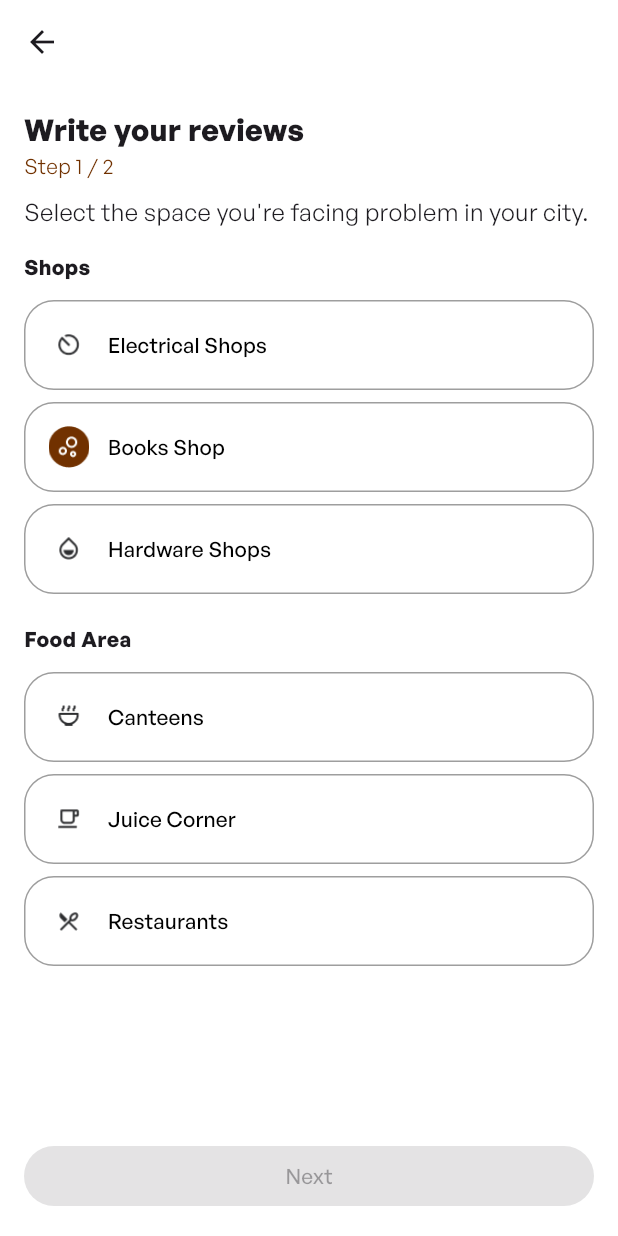
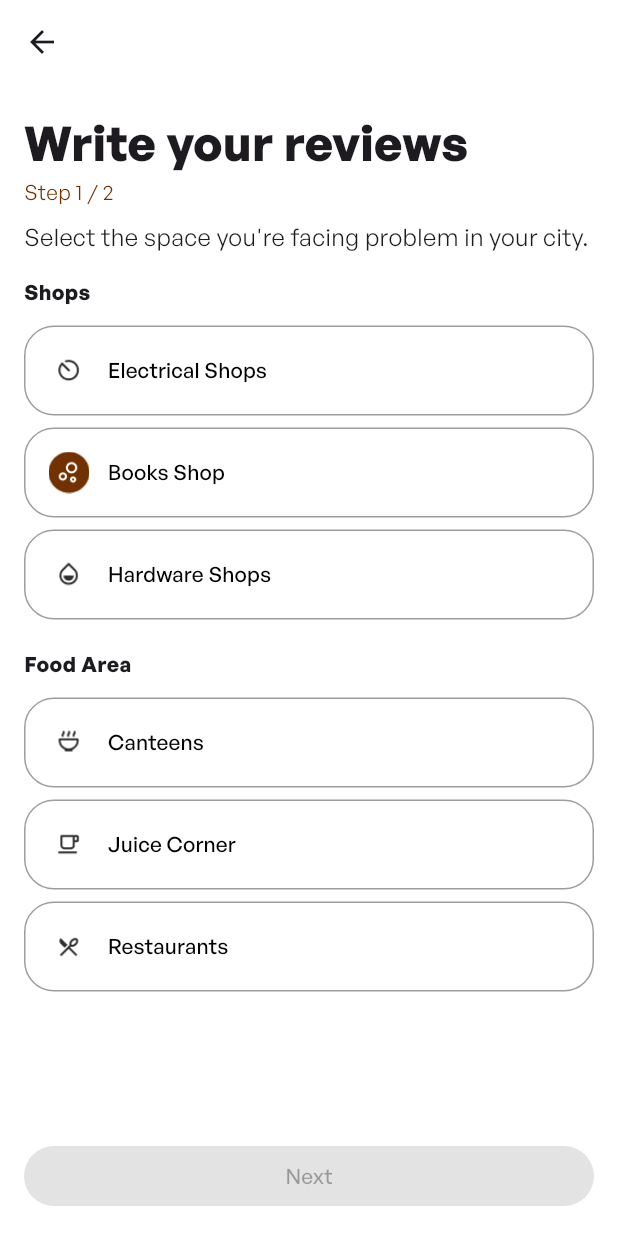
Before and after one commit to Vastu-verma/flutter-app, a Flutter app: the screen it shows after launch, on a phone screen of 412 x 824 dp. Run offline on Flutter 3.47's test engine with Material 3 defaults, Android fonts, the phone set to English and light mode, and no system bars.

Commit message:
initial commit

```diff
--- a/lib/firstScreen.dart
+++ b/lib/firstScreen.dart
@@ -101,7 +101,7 @@ class _StepOneScreenState extends State<StepOneScreen> {
                   children: [
                     const Text(
                       "Write your reviews",
-                      style: TextStyle(fontSize: 20,
+                      style: TextStyle(fontSize: 32,
                       fontWeight: FontWeight.bold,
                       ),
                     ),
--- a/lib/secondScreen.dart
+++ b/lib/secondScreen.dart
@@ -23,7 +23,7 @@ class StepTwoScreen extends StatelessWidget {
                   children: [
                     const Text(
                       "Write your reviews",
-                      style: TextStyle(fontSize: 20,
+                      style: TextStyle(fontSize: 32,
                       fontWeight:FontWeight.bold,
                       ),
                     ),
```
